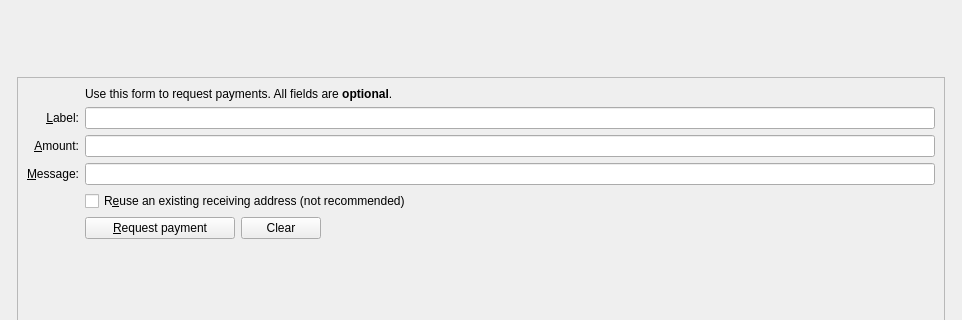
Before: the Qt Designer form src/qt/forms/receivecoinsdialog.ui in aquilacoin/AquilaX, drawn with Qt 5; both pictures show x 0 to 962 and y 0 to 320 of the 962 by 616 pixel window.
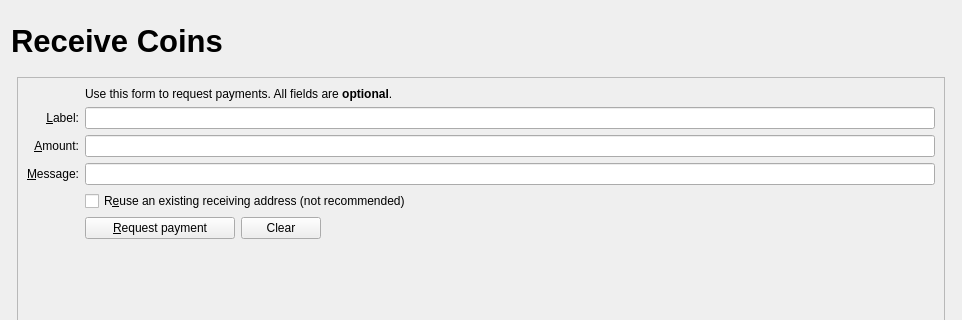
After: the same form once the commit is applied. Icons and pictures are not drawn. Custom widgets are drawn as their Qt base class.

Diff of the .ui file:
```diff
--- a/src/qt/forms/receivecoinsdialog.ui
+++ b/src/qt/forms/receivecoinsdialog.ui
@@ -32,7 +32,27 @@
          <number>0</number>
         </property>
         <item>
-         <layout class="QHBoxLayout" name="horizontalLayout_Header" stretch="1,0">
+         <layout class="QHBoxLayout" name="horizontalLayout_Header" stretch="0,1,0">
+          <item>
+           <widget class="QLabel" name="labelReceiveCoins">
+            <property name="minimumSize">
+             <size>
+              <width>0</width>
+              <height>0</height>
+             </size>
+            </property>
+            <property name="font">
+             <font>
+              <pointsize>23</pointsize>
+              <weight>75</weight>
+              <bold>true</bold>
+             </font>
+            </property>
+            <property name="text">
+             <string>Receive Coins</string>
+            </property>
+           </widget>
+          </item>
           <item>
            <spacer name="horizontalSpacer_3">
             <property name="orientation">
```
Left out of the diff: 22 changed lines with no effect on the pictures.
